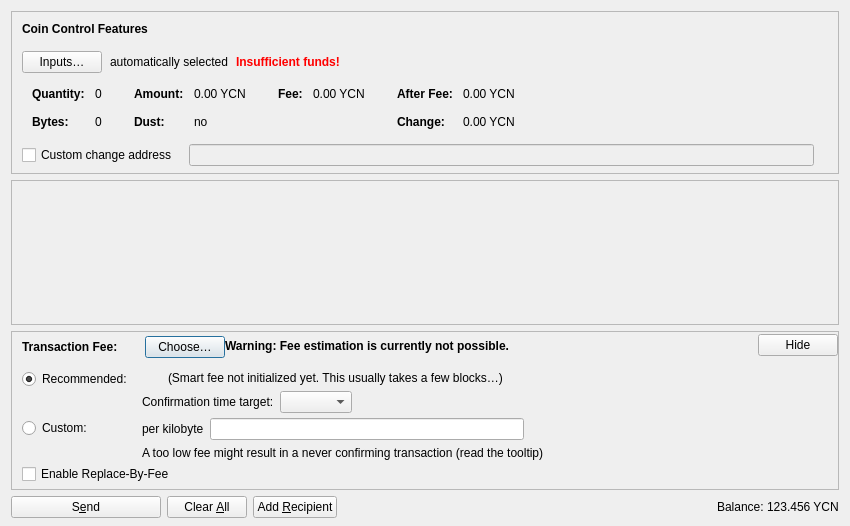
First picture: the form in src/qt/forms/sendcoinsdialog.ui, repository kylacoin/kylacoin, before the edit.
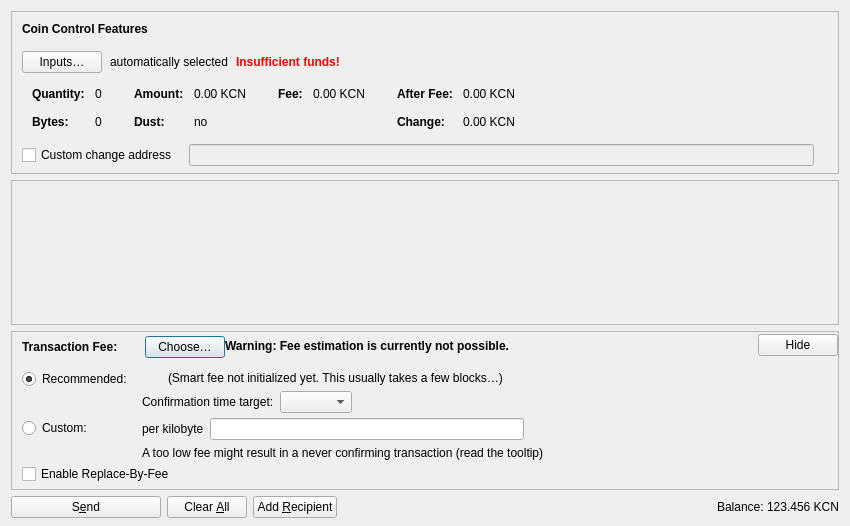
Second picture: the form after the edit. Icons and pictures are not drawn. Custom widgets are drawn as their Qt base class.

What changed in the file:
```diff
--- a/src/qt/forms/sendcoinsdialog.ui
+++ b/src/qt/forms/sendcoinsdialog.ui
@@ -324,7 +324,7 @@
                   <enum>Qt::ActionsContextMenu</enum>
                  </property>
                  <property name="text">
-                  <string notr="true">0.00 YCN</string>
+                  <string notr="true">0.00 KCN</string>
                  </property>
                  <property name="textInteractionFlags">
                   <set>Qt::LinksAccessibleByMouse|Qt::TextSelectableByKeyboard|Qt::TextSelectableByMouse</set>
@@ -404,7 +404,7 @@
                   <enum>Qt::ActionsContextMenu</enum>
                  </property>
                  <property name="text">
-                  <string notr="true">0.00 YCN</string>
+                  <string notr="true">0.00 KCN</string>
                  </property>
                  <property name="textInteractionFlags">
                   <set>Qt::LinksAccessibleByMouse|Qt::TextSelectableByKeyboard|Qt::TextSelectableByMouse</set>
@@ -455,7 +455,7 @@
                   <enum>Qt::ActionsContextMenu</enum>
                  </property>
                  <property name="text">
-                  <string notr="true">0.00 YCN</string>
+                  <string notr="true">0.00 KCN</string>
                  </property>
                  <property name="textInteractionFlags">
                   <set>Qt::LinksAccessibleByMouse|Qt::TextSelectableByKeyboard|Qt::TextSelectableByMouse</set>
@@ -484,7 +484,7 @@
                   <enum>Qt::ActionsContextMenu</enum>
                  </property>
                  <property name="text">
-                  <string notr="true">0.00 YCN</string>
+                  <string notr="true">0.00 KCN</string>
                  </property>
                  <property name="textInteractionFlags">
                   <set>Qt::LinksAccessibleByMouse|Qt::TextSelectableByKeyboard|Qt::TextSelectableByMouse</set>
@@ -1214,7 +1214,7 @@
           <cursorShape>IBeamCursor</cursorShape>
          </property>
          <property name="text">
-          <string notr="true">123.456 YCN</string>
+          <string notr="true">123.456 KCN</string>
          </property>
          <property name="textInteractionFlags">
           <set>Qt::LinksAccessibleByMouse|Qt::TextSelectableByKeyboard|Qt::TextSelectableByMouse</set>
```
Left out of the diff: 2 changed lines with no effect on the pictures.
